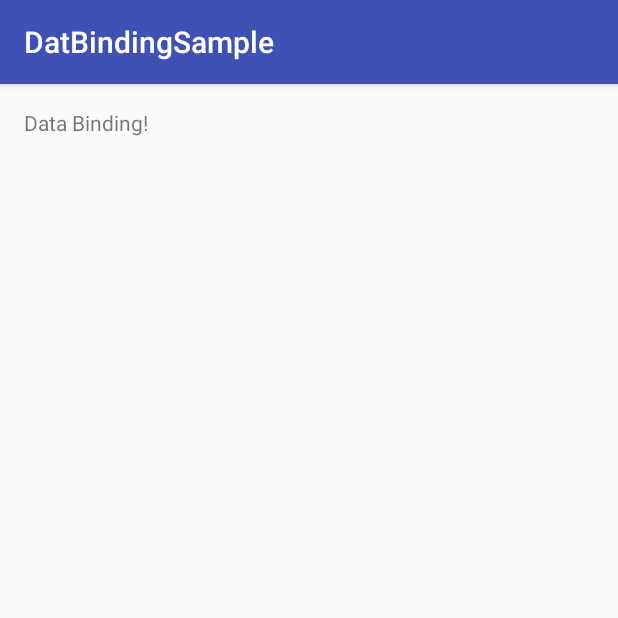
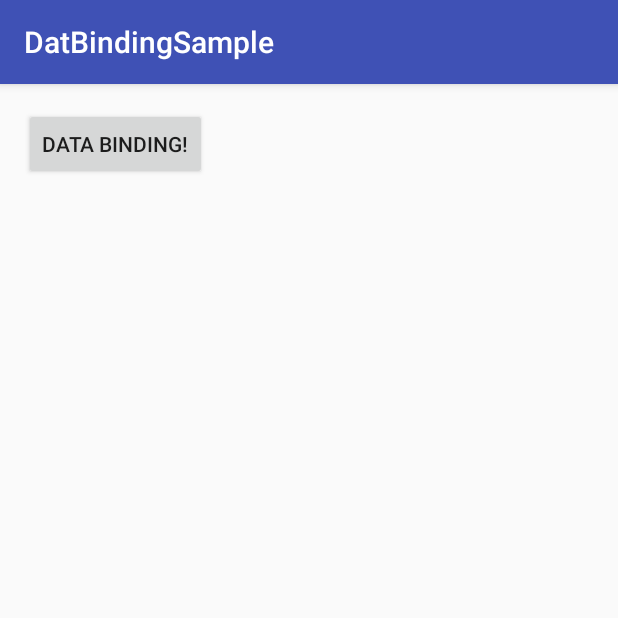
Before and after one commit to ojh102/DatBindingSample, an Android app: the screen it shows after launch (MainActivity), on a phone screen of 412 x 824 dp, the top half of it. Run offline under Robolectric (Android 15) with nearby library versions, the phone set to English and light mode, and no system bars; our stand-ins replace data binding; 2 statements that could not run were skipped.

```diff
--- a/app/src/main/java/com/github/ojh/datbindingsample/MyData.java
+++ b/app/src/main/java/com/github/ojh/datbindingsample/MyData.java
@@ -1,4 +1,7 @@
 package com.github.ojh.datbindingsample;
+
+import android.view.View;
+import android.widget.Toast;
 
 /**
  * Created by 01071724654 on 2016-07-21.
@@ -17,4 +20,8 @@ public class MyData {
     public String text() {
         return text;
     }
+
+    public void onClickMyData(View view) {
+        Toast.makeText(view.getContext(), "MyData!", Toast.LENGTH_SHORT).show();
+    }
 }
--- a/app/src/main/res/layout/activity_main.xml
+++ b/app/src/main/res/layout/activity_main.xml
@@ -18,9 +18,10 @@
         android:paddingRight="@dimen/activity_horizontal_margin"
         android:paddingTop="@dimen/activity_vertical_margin" >
 
-        <TextView
+        <Button
             android:layout_width="wrap_content"
             android:layout_height="wrap_content"
-            android:text="@{myData.text}" />
+            android:text="@{myData.text}"
+            android:onClick="@{myData.onClickMyData}"/>
     </RelativeLayout>
 </layout>
```
